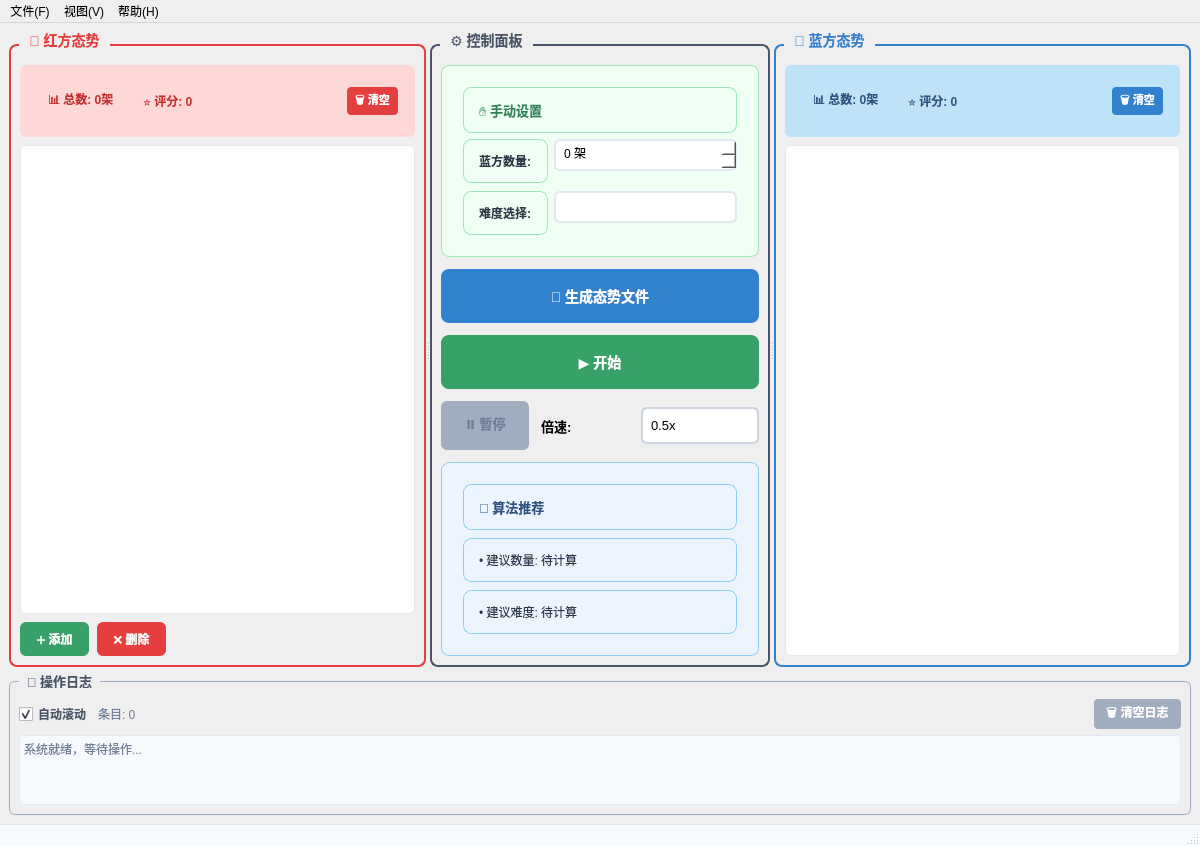
The window that mainwindow.ui (SergioTermann/dky) describes before a commit, drawn with Qt 5.
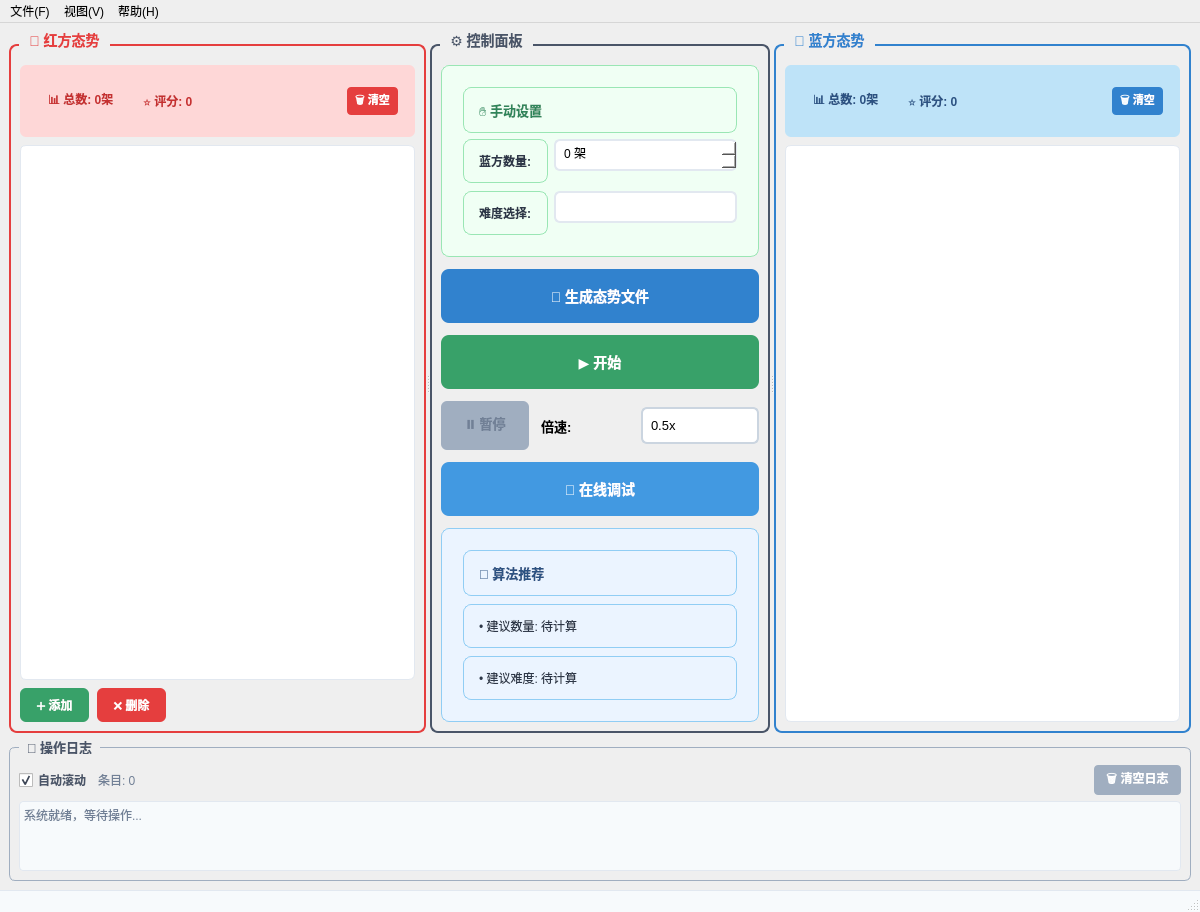
The same window after the commit. Icons and pictures are not drawn.

Commit message: 增加了在线调试按钮

```diff
--- a/mainwindow.ui
+++ b/mainwindow.ui
@@ -568,6 +568,39 @@
          </layout>
         </item>
         
+        <!-- 在线调试按钮 -->
+        <item>
+         <widget class="QPushButton" name="onlineDebugButton">
+          <property name="text">
+           <string>🔗 在线调试</string>
+          </property>
+          <property name="styleSheet">
+           <string>QPushButton {
+    background-color: #4299E1;
+    color: white;
+    border: none;
+    border-radius: 8px;
+    padding: 16px;
+    font-weight: bold;
+    font-size: 14px;
+}
+QPushButton:hover {
+    background-color: #3182CE;
+}
+QPushButton:pressed {
+    background-color: #2C5282;
+}
+QPushButton:disabled {
+    background-color: #A0AEC0;
+    color: #718096;
+}</string>
+          </property>
+          <property name="minimumHeight">
+           <number>50</number>
+          </property>
+         </widget>
+        </item>
+        
         <!-- 算法推荐信息 -->
         <item>
          <widget class="QFrame" name="recommendFrame">
```
The commit also changes 6 other files.
